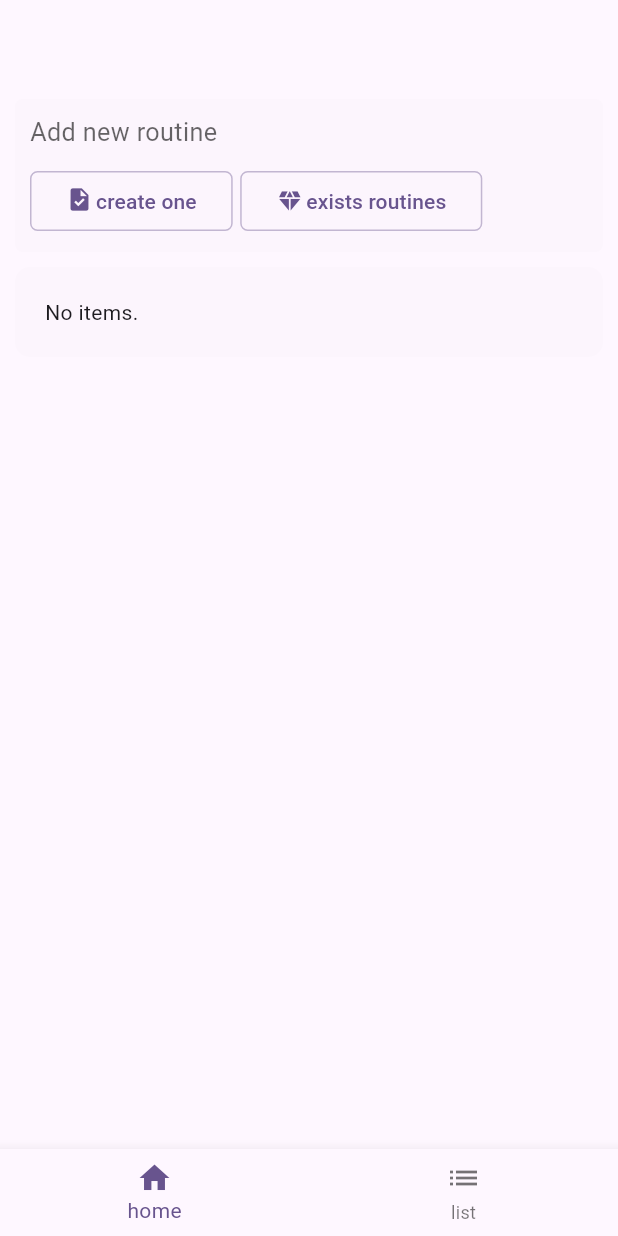
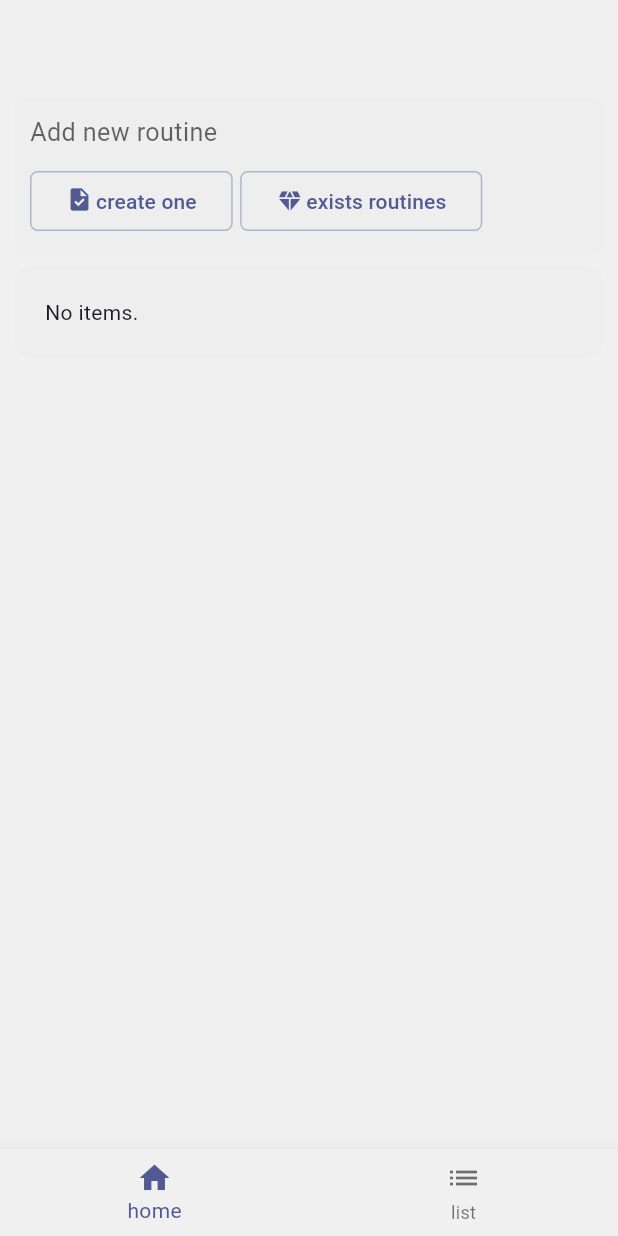
Before and after one commit to moSa963/push_up_flutter, a Flutter app: the screen it shows after launch, on a phone screen of 412 x 824 dp. Run offline on Flutter 3.47's test engine with Material 3 defaults, Android fonts, the phone set to English and light mode, and no system bars.

Commit message:
Adding theme colors

```diff
--- a/lib/main.dart
+++ b/lib/main.dart
@@ -4,6 +4,25 @@ import 'package:push_up_flutter/pages/home_page/home_page.dart';
 void main() {
   runApp(const MyApp());
 }
+
+final lightColor = ColorScheme.fromSeed(
+  seedColor: Colors.indigoAccent,
+  surfaceContainerLowest: Color.fromARGB(255, 255, 255, 255),
+  surfaceContainerLow: Color.fromARGB(255, 245, 245, 245),
+  surface: Color.fromARGB(255, 240, 240, 240),
+  surfaceContainer: Color.fromARGB(255, 230, 230, 230),
+  surfaceContainerHigh: Color.fromARGB(255, 220, 220, 220),
+  surfaceContainerHighest: Color.fromARGB(255, 210, 210, 210),
+);
+
+final darkColors = ColorScheme.dark(
+  surfaceContainerLowest: Color.fromARGB(255, 0, 0, 0),
+  surfaceContainerLow: Color.fromARGB(255, 2, 2, 2),
+  surface: Color.fromARGB(255, 5, 5, 5),
+  surfaceContainer: Color.fromARGB(255, 12, 12, 12),
+  surfaceContainerHigh: Color.fromARGB(255, 20, 20, 20),
+  surfaceContainerHighest: Color.fromARGB(255, 25, 25, 25),
+);
 
 class MyApp extends StatelessWidget {
   const MyApp({super.key});
@@ -12,10 +31,8 @@ class MyApp extends StatelessWidget {
   Widget build(BuildContext context) {
     return MaterialApp(
       title: 'Push Up',
-      theme: ThemeData(
-        colorScheme: ColorScheme.fromSeed(seedColor: Colors.deepPurple),
-      ),
-      darkTheme: ThemeData.dark(useMaterial3: true),
+      theme: ThemeData(colorScheme: lightColor),
+      darkTheme: ThemeData(colorScheme: darkColors),
       home: const HomePage(),
     );
   }
```
